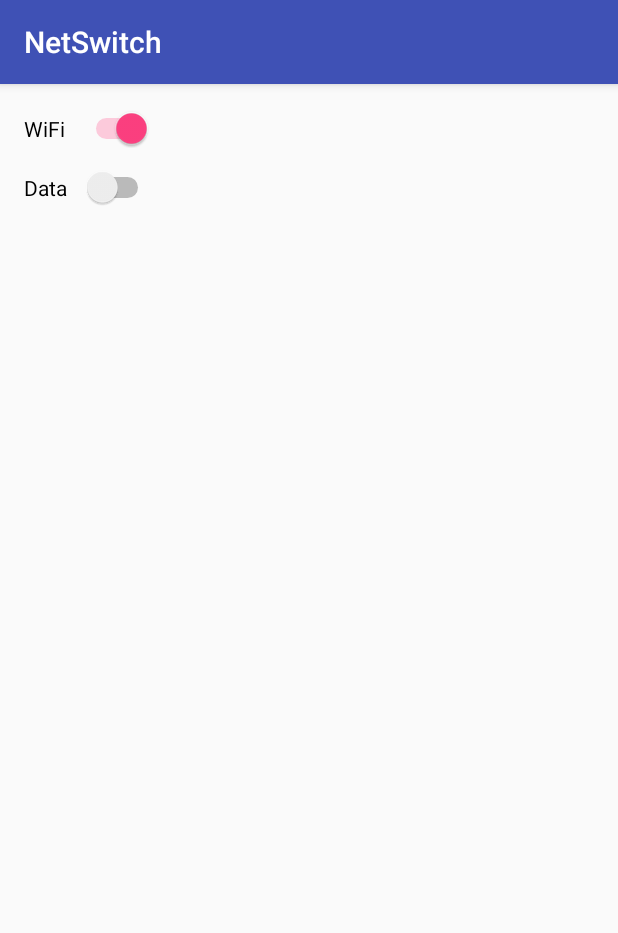
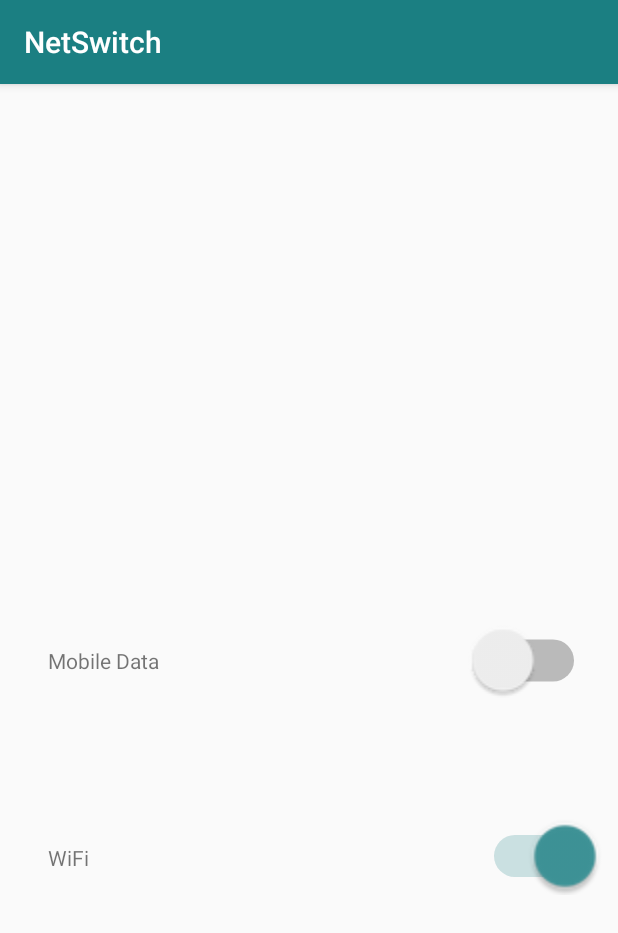
Before and after one commit to tantecky/android, an Android app: the screen it shows after launch (MainActivity), on a phone screen of 412 x 824 dp. Shown: the top 933 px of the screen. Run offline under Robolectric (Android 15) with nearby library versions, the phone set to English and light mode, and no system bars; libraries missing offline, so code that uses them is left out: com.stericson.

```diff
--- a/NetSwitch/app/build.gradle
+++ b/NetSwitch/app/build.gradle
@@ -31,6 +31,7 @@ dependencies {
     androidTestImplementation 'com.android.support.test.espresso:espresso-core:3.0.1'
     compile 'com.stericson.RootTools.RootTools:RootTools@aar'
     compile 'com.stericson.RootShell.RootShell:RootShell@aar'
+    implementation 'com.android.support:design:27.0.2'
 }
 
 repositories{
--- a/NetSwitch/app/src/main/java/cz/antecky/netswitch/NetController.java
+++ b/NetSwitch/app/src/main/java/cz/antecky/netswitch/NetController.java
@@ -97,9 +97,6 @@ public final class NetController {
     }
 
     public boolean setWifiEnabled(boolean value) {
-        wifiManager.setWifiEnabled(value);
-
-        return value == isWifiEnabled();
+        return wifiManager.setWifiEnabled(value);
     }
-
 }
--- a/NetSwitch/app/src/main/res/layout/activity_main.xml
+++ b/NetSwitch/app/src/main/res/layout/activity_main.xml
@@ -9,26 +9,59 @@
     <Switch
         android:id="@+id/switch_wifi"
         android:layout_width="wrap_content"
-        android:layout_height="wrap_content"
-        android:layout_marginStart="16dp"
-        android:layout_marginTop="16dp"
+        android:layout_height="28dp"
+        android:layout_marginBottom="8dp"
+        android:layout_marginEnd="32dp"
+        android:layout_marginTop="8dp"
         android:checked="false"
+        android:scaleX="2"
+        android:scaleY="2"
         android:switchPadding="10dp"
-        android:text="WiFi"
-        app:layout_constraintStart_toStartOf="parent"
+        app:layout_constraintBottom_toBottomOf="parent"
+        app:layout_constraintEnd_toEndOf="parent"
         app:layout_constraintTop_toTopOf="parent"
+        app:layout_constraintVertical_bias="0.68"
         tools:checked="false" />
 
     <Switch
         android:id="@+id/switch_mobile_data"
         android:layout_width="wrap_content"
         android:layout_height="wrap_content"
-        android:layout_marginStart="16dp"
-        android:layout_marginTop="12dp"
+        android:layout_marginBottom="8dp"
+        android:layout_marginEnd="32dp"
+        android:layout_marginTop="8dp"
         android:checked="false"
+        android:scaleX="2"
+        android:scaleY="2"
         android:switchPadding="10dp"
-        android:text="Data"
+        app:layout_constraintBottom_toBottomOf="parent"
+        app:layout_constraintEnd_toEndOf="parent"
+        app:layout_constraintTop_toTopOf="parent"
+        tools:checked="false" />
+
+    <TextView
+        android:id="@+id/textView"
+        android:layout_width="wrap_content"
+        android:layout_height="wrap_content"
+        android:layout_marginBottom="8dp"
+        android:layout_marginStart="32dp"
+        android:layout_marginTop="8dp"
+        android:text="Mobile Data"
+        app:layout_constraintBottom_toBottomOf="parent"
         app:layout_constraintStart_toStartOf="parent"
-        app:layout_constraintTop_toBottomOf="@+id/switch_wifi"
-        tools:checked="false" />
+        app:layout_constraintTop_toTopOf="parent" />
+
+    <TextView
+        android:id="@+id/textView2"
+        android:layout_width="wrap_content"
+        android:layout_height="wrap_content"
+        android:layout_marginBottom="8dp"
+        android:layout_marginStart="32dp"
+        android:layout_marginTop="8dp"
+        android:text="WiFi"
+        app:layout_constraintBottom_toBottomOf="parent"
+        app:layout_constraintStart_toStartOf="parent"
+        app:layout_constraintTop_toTopOf="parent"
+        app:layout_constraintVertical_bias="0.68" />
+
 </android.support.constraint.ConstraintLayout>
--- a/NetSwitch/app/src/main/res/values/colors.xml
+++ b/NetSwitch/app/src/main/res/values/colors.xml
@@ -1,6 +1,6 @@
 <?xml version="1.0" encoding="utf-8"?>
 <resources>
-    <color name="colorPrimary">#3F51B5</color>
-    <color name="colorPrimaryDark">#303F9F</color>
-    <color name="colorAccent">#FF4081</color>
+    <color name="colorPrimary">#1b7f82</color>
+    <color name="colorPrimaryDark">#209699</color>
+    <color name="colorAccent">#3e9498</color>
 </resources>
```
Also changed, not shown: NetSwitch/app/src/main/java/cz/antecky/netswitch/ui/MainActivity.java (+52 -8 lines).
